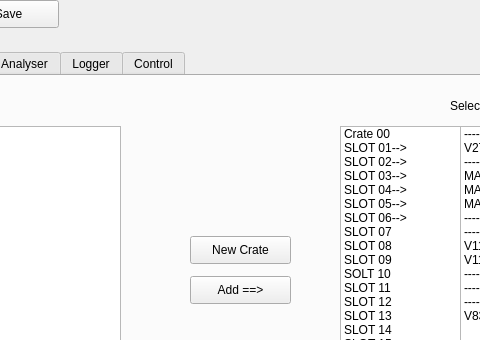
Above: docs/conceptual_design_docs/gui/qttest2/untitled/mainwindow.ui from bingshuigao/undaq1 before the change; both pictures show x 142 to 622 and y 0 to 340 of the 1047 by 674 pixel window. Below: the same form after it.
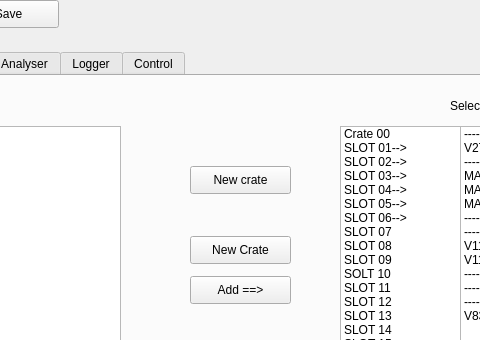
That is the form after the change.

Patch:
```diff
--- a/docs/conceptual_design_docs/gui/qttest2/untitled/mainwindow.ui
+++ b/docs/conceptual_design_docs/gui/qttest2/untitled/mainwindow.ui
@@ -354,6 +354,19 @@
        <string>Move Down</string>
       </property>
      </widget>
+     <widget class="QPushButton" name="pushButton_2">
+      <property name="geometry">
+       <rect>
+        <x>330</x>
+        <y>90</y>
+        <width>101</width>
+        <height>28</height>
+       </rect>
+      </property>
+      <property name="text">
+       <string>New crate</string>
+      </property>
+     </widget>
     </widget>
     <widget class="QWidget" name="tab_2">
      <attribute name="title">
```
